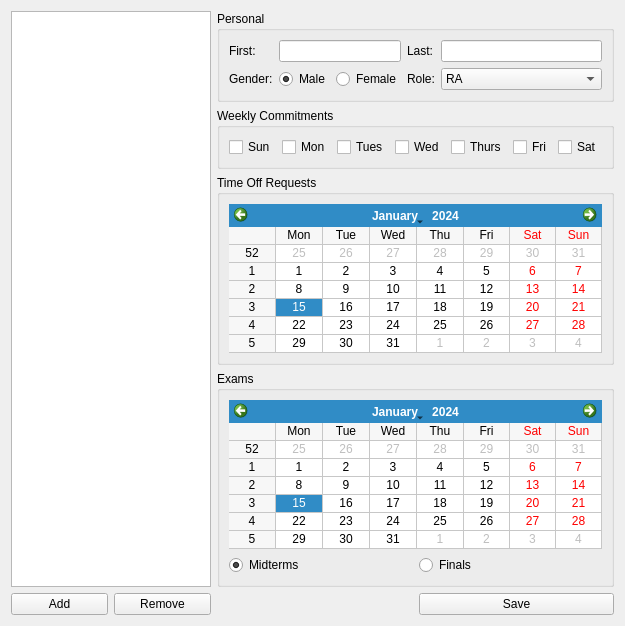
The window that src/ui/dsgn/teamwidget.ui (Nava2/DutyScheduler) describes before a commit, drawn with Qt 5.
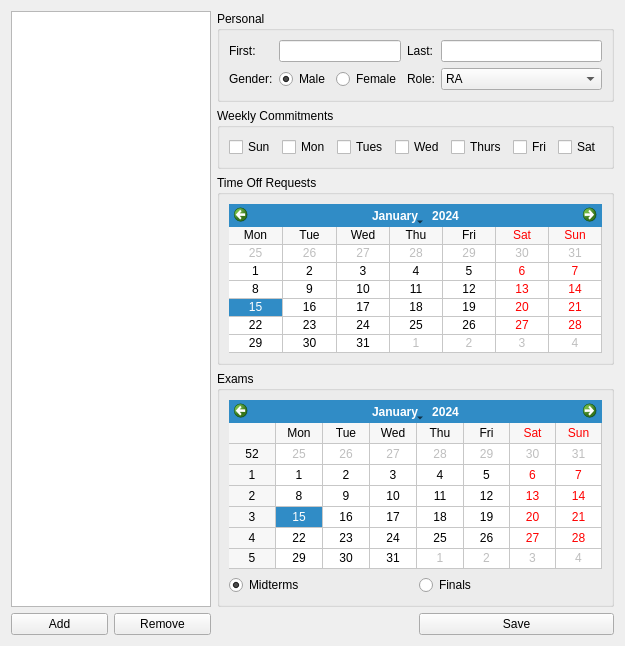
The same window after the commit.

Commit message: Selection now works within the custom QCalendarWidget. Just need to connect some more signals.

The edit to the form file:
```diff
--- a/src/ui/dsgn/teamwidget.ui
+++ b/src/ui/dsgn/teamwidget.ui
@@ -7,7 +7,7 @@
     <x>0</x>
     <y>0</y>
     <width>624</width>
-    <height>622</height>
+    <height>646</height>
    </rect>
   </property>
   <property name="windowTitle">
@@ -203,6 +203,12 @@
         <property name="gridVisible">
          <bool>true</bool>
         </property>
+        <property name="selectionMode">
+         <enum>QCalendarWidget::SingleSelection</enum>
+        </property>
+        <property name="verticalHeaderFormat">
+         <enum>QCalendarWidget::NoVerticalHeader</enum>
+        </property>
         <property name="dateEditEnabled">
          <bool>true</bool>
         </property>
```
Left out of the diff: 12 changed lines with no effect on the pictures. The commit also changes 4 other files.
